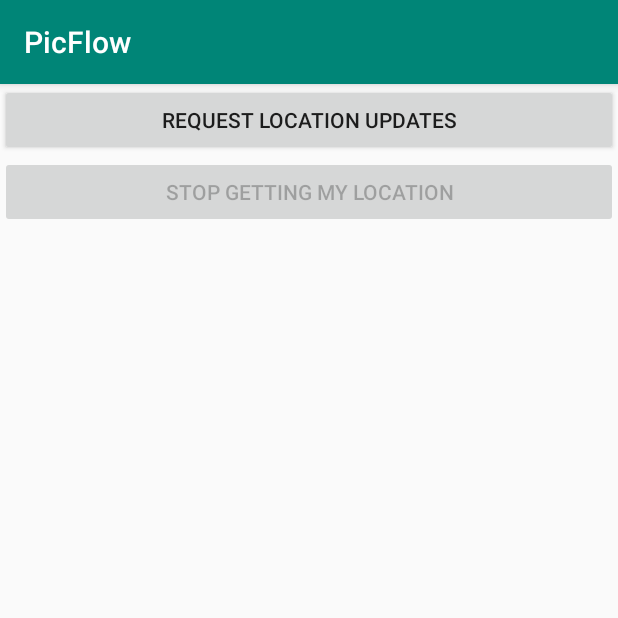
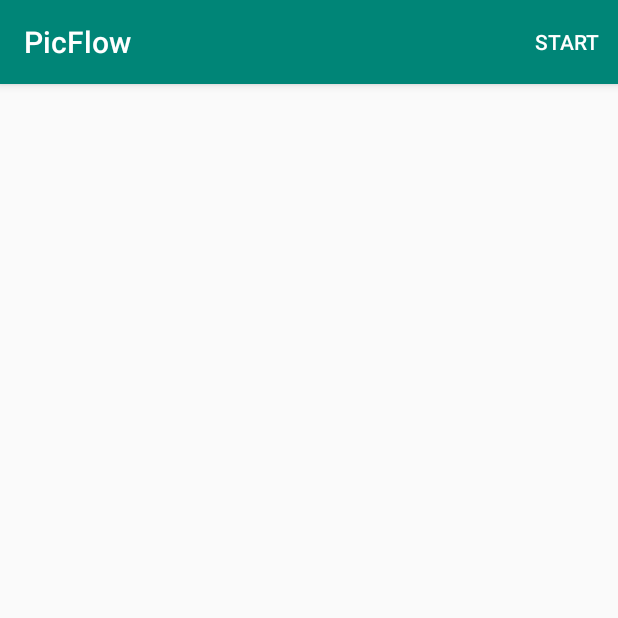
Before and after one commit to nitzanw/PicFlow, an Android app: the screen it shows after launch (MainActivity), on a phone screen of 412 x 824 dp, the top half of it. Run offline under Robolectric (Android 15) with nearby library versions, the phone set to English and light mode, and no system bars; our stand-ins replace Dagger/Hilt's generated code, Picasso; pictures from the network do not load; 1 statement that could not run was skipped.

Commit message:
added menu items, added viewModel to service

```diff
--- a/app/src/main/java/com/nitzanwerber/picflow/AppComponent.java
+++ b/app/src/main/java/com/nitzanwerber/picflow/AppComponent.java
@@ -7,6 +7,7 @@ import com.nitzanwerber.picflow.module.AppModule;
 import com.nitzanwerber.picflow.module.PicassoModule;
 import com.nitzanwerber.picflow.module.ServiceUtilModule;
 import com.nitzanwerber.picflow.module.ViewModelModule;
+import com.nitzanwerber.picflow.viewModel.LocationTrackingViewModel;
 import com.nitzanwerber.picflow.views.MainActivity;
 import com.nitzanwerber.picflow.views.PictureFlowFragment;
 import com.nitzanwerber.picflow.dataModel.PhotoRepository;
@@ -26,6 +27,8 @@ public interface AppComponent {
     void inject(MainActivity activity);
     void inject(PictureFlowFragment flowFragment);
     void inject(LocationRepository locationRepository);
+    void inject(LocationTrackingViewModel locationTrackingViewModel);
+
 
     Retrofit retrofit();
     OkHttpClient okHttpClient();
--- a/app/src/main/java/com/nitzanwerber/picflow/dataModel/PhotoRepository.java
+++ b/app/src/main/java/com/nitzanwerber/picflow/dataModel/PhotoRepository.java
@@ -19,8 +19,8 @@ public class PhotoRepository {
     public FlickerAPIInterface flickerService;
 
     @Inject
-    public PhotoRepository(FlickerAPIInterface flickerService) {
-        this.flickerService = flickerService;
+    public PhotoRepository(FlickerAPIInterface apiInterface) {
+        this.flickerService = apiInterface;
     }
 
     public LiveData<FlickrPhotosSearchResponse> getPhotoPerLocation(String lan, String lon) {
--- a/app/src/main/java/com/nitzanwerber/picflow/module/ViewModelModule.java
+++ b/app/src/main/java/com/nitzanwerber/picflow/module/ViewModelModule.java
@@ -1,6 +1,8 @@
 package com.nitzanwerber.picflow.module;
 
 import androidx.lifecycle.ViewModel;
+import com.nitzanwerber.picflow.dataModel.LocationRepository;
+import com.nitzanwerber.picflow.viewModel.LocationTrackingViewModel;
 import com.nitzanwerber.picflow.viewModel.PhotoFlowViewModel;
 import com.nitzanwerber.picflow.viewModel.ViewModelFactory;
 import com.nitzanwerber.picflow.dataModel.PhotoRepository;
@@ -17,6 +19,7 @@ import java.lang.annotation.RetentionPolicy;
 import java.lang.annotation.Target;
 import java.util.Map;
 
+//*This class enables the reuse of the same viewModel in different fragments
 @Module
 public class ViewModelModule {
 
@@ -39,4 +42,5 @@ public class ViewModelModule {
     public ViewModel viewModel1(PhotoRepository photoRepository) {
         return new PhotoFlowViewModel(photoRepository);
     }
+
 }
--- a/app/src/main/java/com/nitzanwerber/picflow/views/MainActivity.java
+++ b/app/src/main/java/com/nitzanwerber/picflow/views/MainActivity.java
@@ -10,6 +10,8 @@ import android.os.IBinder;
 import android.preference.PreferenceManager;
 import android.provider.Settings;
 import android.util.Log;
+import android.view.Menu;
+import android.view.MenuItem;
 import android.view.View;
 import android.widget.Button;
 import android.widget.Toast;
@@ -43,6 +45,8 @@ public class MainActivity extends AppCompatActivity implements
     // UI elements.
     private Button mRequestLocationUpdatesButton;
     private Button mRemoveLocationUpdatesButton;
+    private MenuItem startButton;
+    private MenuItem stopButton;
 
     // Monitors the state of the connection to the service.
     private final ServiceConnection mServiceConnection = new ServiceConnection() {
@@ -61,6 +65,7 @@ public class MainActivity extends AppCompatActivity implements
             mBound = false;
         }
     };
+
 
     @Override
     protected void onCreate(Bundle savedInstanceState) {
@@ -82,35 +87,41 @@ public class MainActivity extends AppCompatActivity implements
     }
 
     @Override
-    protected void onStart() {
-        super.onStart();
-        PreferenceManager.getDefaultSharedPreferences(this)
-                .registerOnSharedPreferenceChangeListener(this);
+    public boolean onCreateOptionsMenu(Menu menu) {
+        getMenuInflater().inflate(R.menu.pic_flow_menu, menu);
+        startButton = menu.findItem(R.id.start_button);
+        stopButton = menu.findItem(R.id.stop_button);
+        return super.onCreateOptionsMenu(menu);
+    }
 
-        mRequestLocationUpdatesButton = (Button) findViewById(R.id.request_location_updates_button);
-        mRemoveLocationUpdatesButton = (Button) findViewById(R.id.remove_location_updates_button);
+    @Override
+    public boolean onPrepareOptionsMenu(Menu menu) {
+        super.onPrepareOptionsMenu(menu);
+        // Restore the state of the buttons when the activity (re)launches.
+        setButtonsState(Utils.requestingLocationUpdates(this));
+        return true;
+    }
 
-        mRequestLocationUpdatesButton.setOnClickListener(new View.OnClickListener() {
     @Override
-            public void onClick(View view) {
+    public boolean onOptionsItemSelected(MenuItem item) {
+        int id = item.getItemId();
+        if (id == R.id.start_button) {
             if (!checkPermissions()) {
                 requestPermissions();
             } else {
                 mService.requestLocationUpdates();
             }
-            }
-        });
-
-        mRemoveLocationUpdatesButton.setOnClickListener(new View.OnClickListener() {
-            @Override
-            public void onClick(View view) {
+        } else if (id == R.id.stop_button) {
             mService.removeLocationUpdates();
         }
-        });
+        return super.onOptionsItemSelected(item);
+    }
 
-        // Restore the state of the buttons when the activity (re)launches.
-        setButtonsState(Utils.requestingLocationUpdates(this));
-
+    @Override
+    protected void onStart() {
+        super.onStart();
+        PreferenceManager.getDefaultSharedPreferences(this)
+                .registerOnSharedPreferenceChangeListener(this);
         // Bind to the service. If the service is in foreground mode, this signals to the service
         // that since this activity is in the foreground, the service can exit foreground mode.
         bindService(new Intent(this, LocationUpdatesService.class), mServiceConnection,
@@ -148,7 +159,7 @@ public class MainActivity extends AppCompatActivity implements
      * Returns the current state of the permissions needed.
      */
     private boolean checkPermissions() {
-        return  PackageManager.PERMISSION_GRANTED == ActivityCompat.checkSelfPermission(this,
+        return PackageManager.PERMISSION_GRANTED == ActivityCompat.checkSelfPermission(this,
                 Manifest.permission.ACCESS_FINE_LOCATION);
     }
 
@@ -161,7 +172,7 @@ public class MainActivity extends AppCompatActivity implements
         // request previously, but didn't check the "Don't ask again" checkbox.
         if (shouldProvideRationale) {
             Log.i(TAG, "Displaying permission rationale to provide additional context.");
-            View v =  findViewById(android.R.id.content);
+            View v = findViewById(android.R.id.content);
             Snackbar.make(v,
                     R.string.permission_rationale,
                     Snackbar.LENGTH_INDEFINITE)
@@ -204,7 +215,7 @@ public class MainActivity extends AppCompatActivity implements
             } else {
                 // Permission denied.
                 setButtonsState(false);
-                View v =  findViewById(android.R.id.content);
+                View v = findViewById(android.R.id.content);
                 Snackbar.make(v,
                         R.string.permission_denied_explanation,
                         Snackbar.LENGTH_INDEFINITE)
@@ -252,11 +263,11 @@ public class MainActivity extends AppCompatActivity implements
 
     private void setButtonsState(boolean requestingLocationUpdates) {
         if (requestingLocationUpdates) {
-            mRequestLocationUpdatesButton.setEnabled(false);
-            mRemoveLocationUpdatesButton.setEnabled(true);
+            startButton.setVisible(false);
+            stopButton.setVisible(true);
         } else {
-            mRequestLocationUpdatesButton.setEnabled(true);
-            mRemoveLocationUpdatesButton.setEnabled(false);
+            startButton.setVisible(true);
+            stopButton.setVisible(false);
         }
     }
 }
--- a/app/src/main/res/layout/activity_main.xml
+++ b/app/src/main/res/layout/activity_main.xml
@@ -3,17 +3,6 @@
               android:layout_width="match_parent"
               android:layout_height="match_parent"
               android:orientation="vertical" >
-    <Button
-            android:id="@+id/request_location_updates_button"
-            android:layout_width="match_parent"
-            android:layout_height="wrap_content"
-            android:text="@string/request_location_updates" />
-
-    <Button
-            android:id="@+id/remove_location_updates_button"
-            android:layout_width="match_parent"
-            android:layout_height="wrap_content"
-            android:text="@string/remove_location_updates" />
     <FrameLayout
             android:id="@+id/place_holder"
             android:layout_width="match_parent"
--- /dev/null
+++ b/app/src/main/res/menu/pic_flow_menu.xml
@@ -0,0 +1,14 @@
+<?xml version="1.0" encoding="utf-8"?>
+<menu xmlns:android="http://schemas.android.com/apk/res/android" xmlns:app="http://schemas.android.com/apk/res-auto">
+    <item
+            android:id="@+id/start_button"
+            android:title="@string/start"
+            app:showAsAction="always"
+    />
+    <item
+            android:id="@+id/stop_button"
+            android:title="@string/stop"
+            app:showAsAction="always"
+            android:visible="false"
+    />
+</menu>
--- a/app/src/main/res/values/strings.xml
+++ b/app/src/main/res/values/strings.xml
@@ -1,11 +1,11 @@
 <resources>
     <string name="app_name">PicFlow</string>
     <string name="launch_activity">open the app!</string>
-    <string name="remove_location_updates">stop getting my location</string>
     <string name="location_updated">Location Updated: %1$s</string>
-    <string name="request_location_updates">Request location updates</string>
     <string name="permission_rationale">Location permission is needed for core functionality</string>
     <string name="permission_denied_explanation">Permission was denied, but is needed for core functionality</string>
     <string name="settings">Settings</string>
+    <string name="start">START</string>
+    <string name="stop">STOP</string>
 
 </resources>
```
Also changed, not shown: app/src/main/java/com/nitzanwerber/picflow/dataModel/LocationRepository.java (+5 -5 lines), app/src/main/java/com/nitzanwerber/picflow/viewModel/LocationTrackingViewModel.java (+13 -7 lines), app/src/main/java/com/nitzanwerber/picflow/views/LocationUpdatesService.java (+14 -9 lines). Lines whose indentation alone changed are shown as unchanged.
